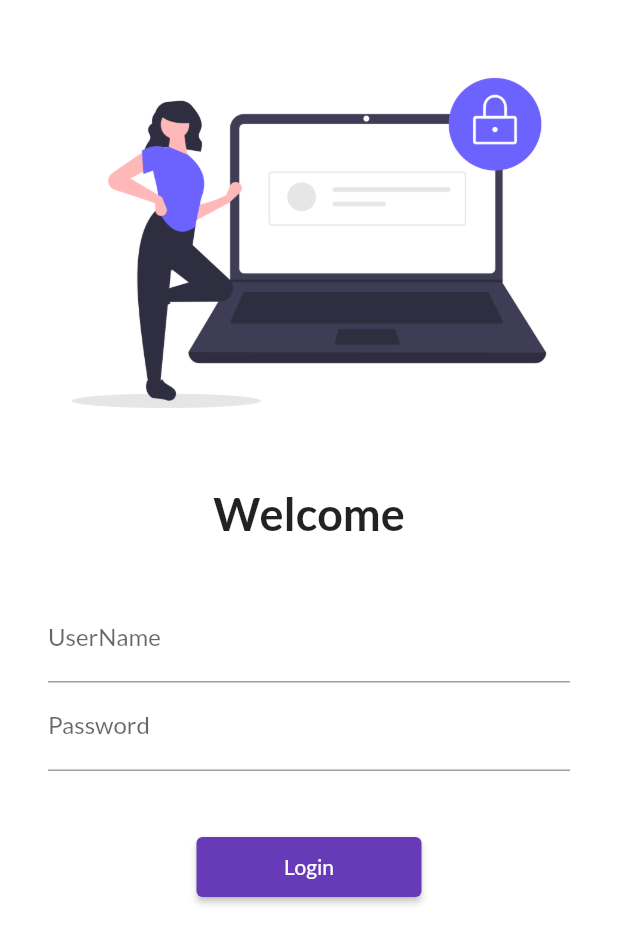
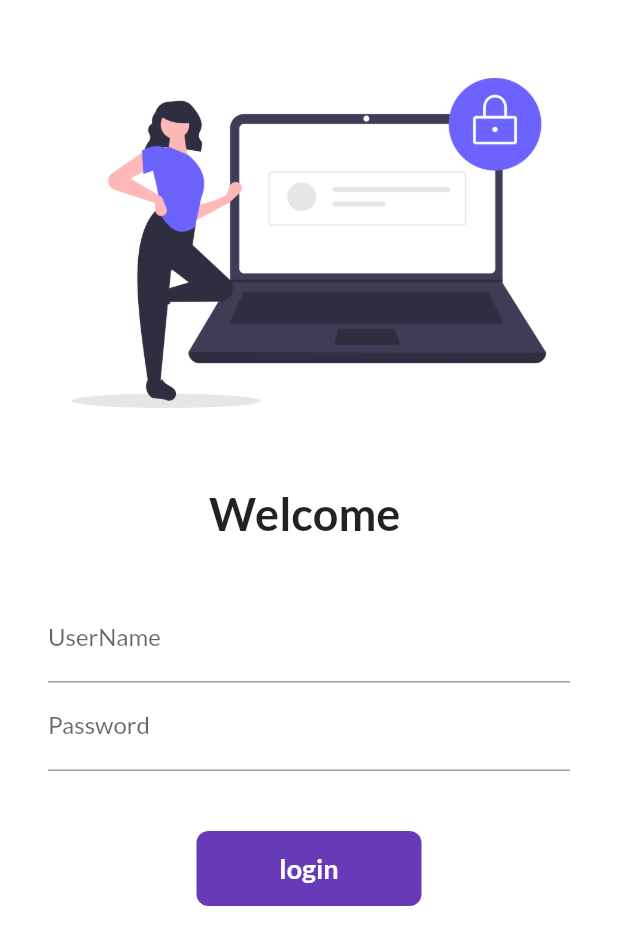
Before and after one commit to SalmanNaghori/flutter_1, a Flutter app: the screen it shows after launch, on a phone screen of 412 x 824 dp. Shown: the top 945 px of the screen. Run offline on Flutter 3.47's test engine with Material 2 defaults, Android fonts, the phone set to English and light mode, and no system bars; our stand-ins replace google_fonts.

Commit message:
day6 completed

```diff
--- a/lib/pages/login_page.dart
+++ b/lib/pages/login_page.dart
@@ -1,7 +1,14 @@
 import 'package:flutter/material.dart';
 import 'package:flutter_1/util/routes.dart';
 
-class LoginPage extends StatelessWidget {
+class LoginPage extends StatefulWidget {
+  @override
+  State<LoginPage> createState() => _LoginPageState();
+}
+
+class _LoginPageState extends State<LoginPage> {
+  String name = "";
+  bool changeButton = false;
   @override
   Widget build(BuildContext context) {
     return Material(
@@ -18,7 +25,7 @@ class LoginPage extends StatelessWidget {
               ),
               SizedBox(height: 20.0),
               Text(
-                "Welcome",
+                "Welcome $name",
                 style: TextStyle(fontSize: 30, fontWeight: FontWeight.bold),
               ),
               SizedBox(
@@ -33,6 +40,10 @@ class LoginPage extends StatelessWidget {
                       hintText: "Enter username",
                       labelText: "UserName",
                     ),
+                    onChanged: (value) {
+                      name = value;
+                      setState(() {});
+                    },
                   ),
                   TextFormField(
                     obscureText: true,
@@ -44,13 +55,44 @@ class LoginPage extends StatelessWidget {
                   SizedBox(
                     height: 40.0,
                   ),
-                  ElevatedButton(
-                    child: Text("Login"),
-                    style: TextButton.styleFrom(minimumSize: Size(150, 40)),
-                    onPressed: () {
-                      Navigator.pushNamed(context, MyRoutes.homeRoute);
+                  InkWell(
+                    onTap: () async {
+                      // Navigator.pushNamed(context, MyRoutes.homeRoute);
+                      setState(() {
+                        changeButton = true;
+                      });
+                      await Future.delayed(Duration(seconds: 1));
                     },
+                    child: AnimatedContainer(
+                      duration: Duration(seconds: 1),
+                      width: changeButton ? 50 : 150,
+                      height: 50,
+                      alignment: Alignment.center,
+                      child: changeButton
+                          ? Icon(
+                              Icons.done,
+                              color: Colors.white,
+                            )
+                          : Text(
+                              "login",
+                              style: TextStyle(
+                                  color: Colors.white,
+                                  fontWeight: FontWeight.bold,
+                                  fontSize: 18),
+                            ),
+                      decoration: BoxDecoration(
+                          color: Colors.deepPurple,
+                          borderRadius:
+                              BorderRadius.circular(changeButton ? 20 : 8)),
+                    ),
                   ),
+                  // ElevatedButton(
+                  //   child: Text("Login"),
+                  //   style: TextButton.styleFrom(minimumSize: Size(150, 40)),
+                  //   onPressed: () {
+                  //     Navigator.pushNamed(context, MyRoutes.homeRoute);
+                  //   },
+                  //),
                 ]),
               ),
             ],
```
